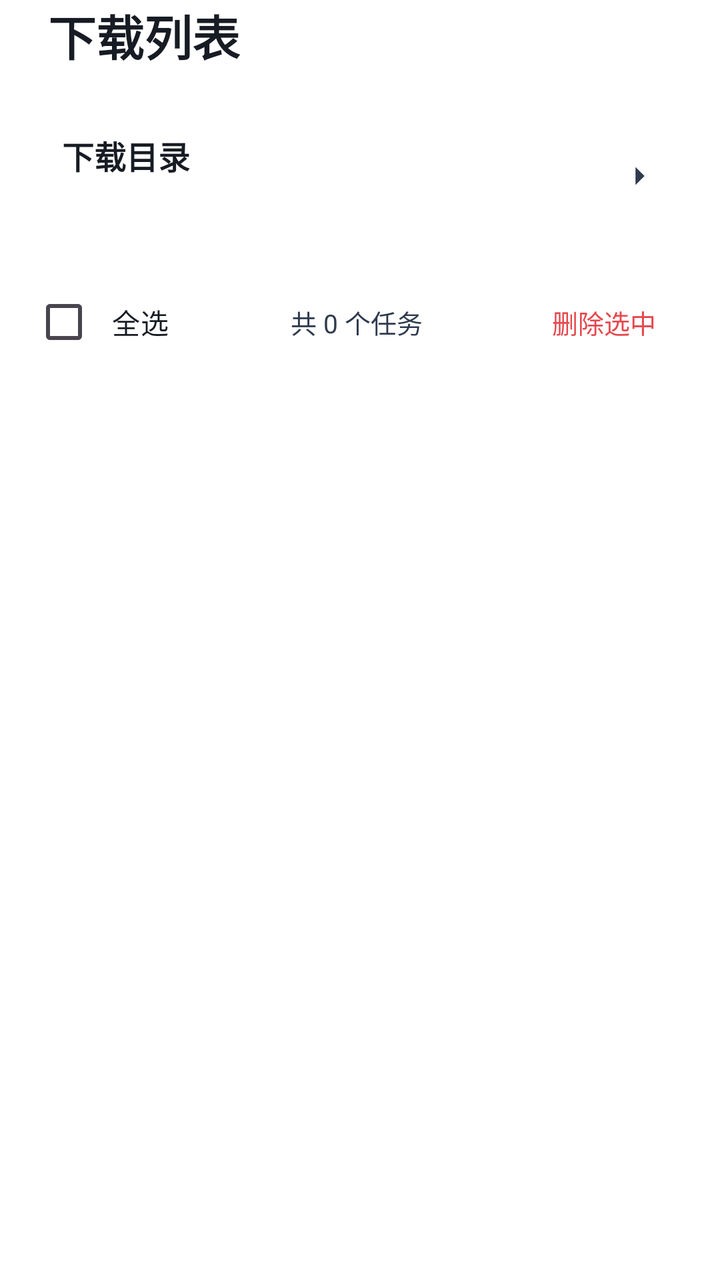
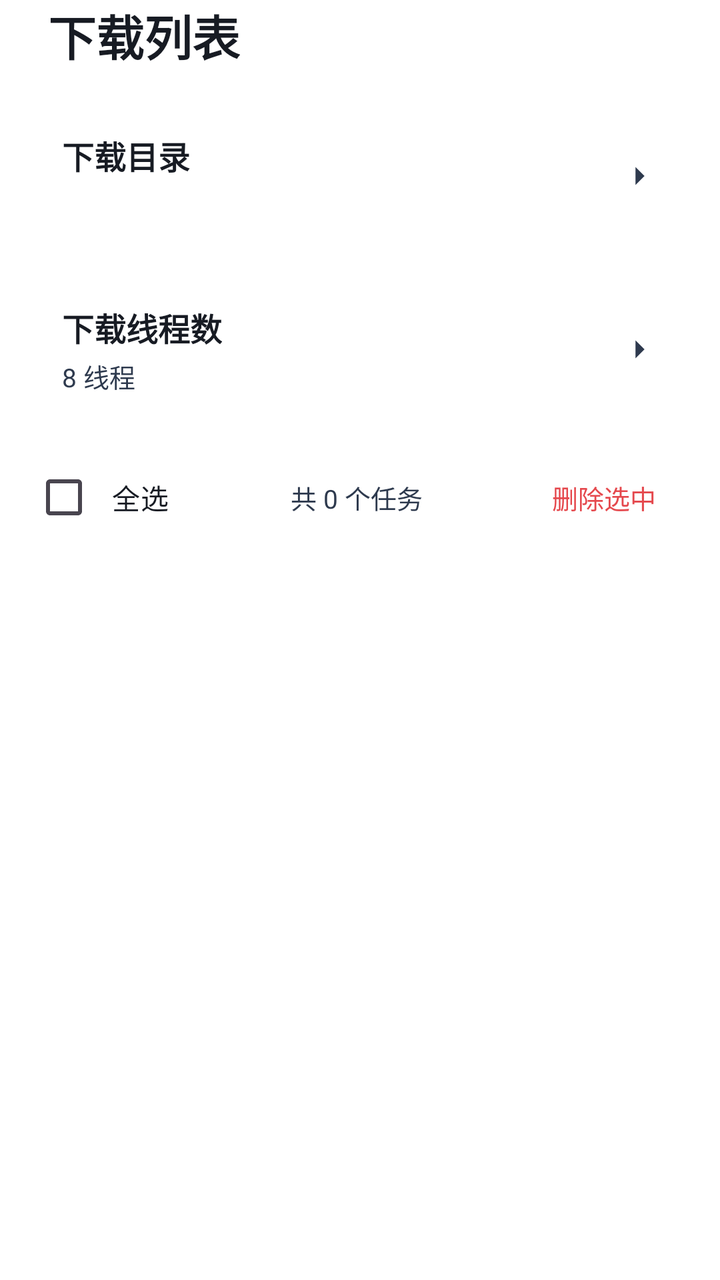

Screens rendered from an Android XML layout before and after an edit, with the pre-edit source and the edit as a unified diff.
<!-- AndroidManifest.xml: another module's application theme Theme.App -->
<!-- res/layout/activity_download.xml -->
<?xml version="1.0" encoding="utf-8"?>
<LinearLayout xmlns:android="http://schemas.android.com/apk/res/android"
    android:layout_width="match_parent"
    android:layout_height="match_parent"
    android:fitsSystemWindows="true"
    android:orientation="vertical">

    <LinearLayout
        android:layout_width="match_parent"
        android:layout_height="match_parent"
        android:orientation="vertical"
        android:paddingLeft="16dp"
        android:paddingRight="16dp">

    <TextView
        android:layout_width="wrap_content"
        android:layout_height="wrap_content"
        android:layout_marginBottom="16dp"
        android:layout_marginStart="8dp"
        android:text="下载列表"
        android:textColor="#171B23"
        android:textSize="24sp"
        android:textStyle="bold" />

    <LinearLayout
        android:id="@+id/card_download_dir"
        android:layout_width="match_parent"
        android:layout_height="wrap_content"
        android:layout_marginBottom="12dp"
        android:background="@drawable/xc_setcard_v2"
        android:clickable="true"
        android:focusable="true"
        android:foreground="?attr/selectableItemBackground"
        android:gravity="center_vertical"
        android:minHeight="64dp"
        android:orientation="horizontal"
        android:padding="15dp">
        <LinearLayout
            android:layout_width="0dp"
            android:layout_height="wrap_content"
            android:layout_weight="1"
            android:orientation="vertical">
            <TextView
                android:layout_width="wrap_content"
                android:layout_height="wrap_content"
                android:text="下载目录"
                android:textColor="#171B23"
                android:textSize="16sp"
                android:textStyle="bold" />
            <TextView
                android:id="@+id/tv_download_dir_sub"
                android:layout_width="wrap_content"
                android:layout_height="wrap_content"
                android:layout_marginTop="3dp"
                android:textColor="#2E3A4E"
                android:textSize="13sp"
                android:singleLine="true"
                android:ellipsize="end" />
        </LinearLayout>
        <ImageView
            android:layout_width="18dp"
            android:layout_height="18dp"
            android:src="@drawable/ic_chev_v2" />
    </LinearLayout>

    <LinearLayout
        android:layout_width="match_parent"
        android:layout_height="wrap_content"
        android:orientation="horizontal"
        android:gravity="center_vertical"
        android:layout_marginBottom="8dp">
        <CheckBox
            android:id="@+id/cb_select_all"
            android:layout_width="wrap_content"
            android:layout_height="wrap_content"
            android:text="全选"
            android:textColor="#171B23"
            android:textSize="14sp"
            android:background="@drawable/xc_setcard_v2"
            android:paddingLeft="8dp"
            android:paddingRight="12dp"
            android:paddingTop="6dp"
            android:paddingBottom="6dp" />
        <TextView
            android:id="@+id/tv_count"
            android:layout_width="0dp"
            android:layout_height="wrap_content"
            android:layout_weight="1"
            android:gravity="center"
            android:text="共 0 个任务"
            android:textColor="#2E3A4E"
            android:textSize="13sp" />
        <TextView
            android:id="@+id/btn_delete_selected"
            android:layout_width="wrap_content"
            android:layout_height="wrap_content"
            android:background="@drawable/xc_setcard_v2"
            android:paddingLeft="16dp"
            android:paddingRight="16dp"
            android:paddingTop="8dp"
            android:paddingBottom="8dp"
            android:text="删除选中"
            android:textColor="#E5484D"
            android:textSize="13sp" />
    </LinearLayout>

    <TextView
        android:id="@+id/tv_empty"
        android:layout_width="match_parent"
        android:layout_height="0dp"
        android:layout_weight="1"
        android:gravity="center"
        android:text="暂无下载任务"
        android:textColor="#8A8F99"
        android:textSize="14sp"
        android:visibility="gone" />

    <androidx.recyclerview.widget.RecyclerView
        android:id="@+id/rv_downloads"
        android:layout_width="match_parent"
        android:layout_height="0dp"
        android:layout_weight="1"
        android:clipToPadding="false"
        android:paddingBottom="16dp" />
    </LinearLayout>
</LinearLayout>
<!-- resources referenced by this layout -->
<resources>
  <!-- drawable ic_chev_v2 (drawable) -->
  <?xml version="1.0" encoding="utf-8"?>
  <vector xmlns:android="http://schemas.android.com/apk/res/android"
      android:width="18dp"
      android:height="18dp"
      android:viewportWidth="24"
      android:viewportHeight="24">
      <path
          android:fillColor="#2E3A4E"
          android:pathData="M9,6l6,6l-6,6" />
  </vector>
  <!-- drawable xc_setcard_v2 (drawable) -->
  <?xml version="1.0" encoding="utf-8"?>
  <shape xmlns:android="http://schemas.android.com/apk/res/android" android:shape="rectangle">
      <corners android:radius="10dp" />
      <solid android:color="#57FFFFFF" />
      <stroke android:width="1dp" android:color="#61FFFFFF" />
  </shape>
  <style name="Theme.App" parent="Theme.XingChen">
          <item name="android:windowDisablePreview">true</item>
          <item name="android:windowSplashScreenBackground">#000000</item>
          <item name="android:windowBackground">#000000</item>
      </style>
  <style name="Theme.XingChen" parent="Theme.Material3.DayNight.NoActionBar">
          <item name="android:windowBackground">@android:color/transparent</item>
                <item name="android:colorBackground">@android:color/transparent</item>
          <item name="colorPrimary">#f0a400</item>
          <item name="colorPrimaryVariant">#c07f00</item>
          <item name="colorOnPrimary">@android:color/white</item>
      </style>
</resources>

<!-- the commit's change to res/layout/activity_download.xml (unified diff, before → after) -->
@@ -56,6 +56,46 @@
                 android:textSize="13sp"
                 android:singleLine="true"
                 android:ellipsize="end" />
+        </LinearLayout>
+        <ImageView
+            android:layout_width="18dp"
+            android:layout_height="18dp"
+            android:src="@drawable/ic_chev_v2" />
+    </LinearLayout>
+
+    <LinearLayout
+        android:id="@+id/card_download_threads"
+        android:layout_width="match_parent"
+        android:layout_height="wrap_content"
+        android:layout_marginBottom="12dp"
+        android:background="@drawable/xc_setcard_v2"
+        android:clickable="true"
+        android:focusable="true"
+        android:foreground="?attr/selectableItemBackground"
+        android:gravity="center_vertical"
+        android:minHeight="64dp"
+        android:orientation="horizontal"
+        android:padding="15dp">
+        <LinearLayout
+            android:layout_width="0dp"
+            android:layout_height="wrap_content"
+            android:layout_weight="1"
+            android:orientation="vertical">
+            <TextView
+                android:layout_width="wrap_content"
+                android:layout_height="wrap_content"
+                android:text="下载线程数"
+                android:textColor="#171B23"
+                android:textSize="16sp"
+                android:textStyle="bold" />
+            <TextView
+                android:id="@+id/tv_threads_sub"
+                android:layout_width="wrap_content"
+                android:layout_height="wrap_content"
+                android:layout_marginTop="3dp"
+                android:textColor="#2E3A4E"
+                android:textSize="13sp"
+                android:text="8 线程" />
         </LinearLayout>
         <ImageView
             android:layout_width="18dp"
